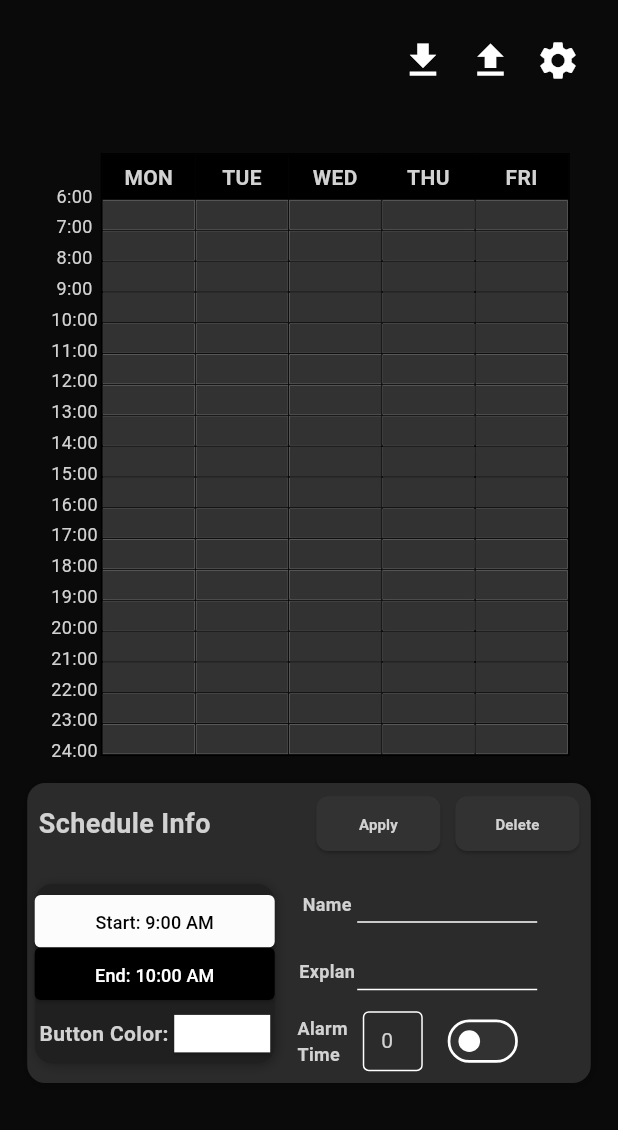
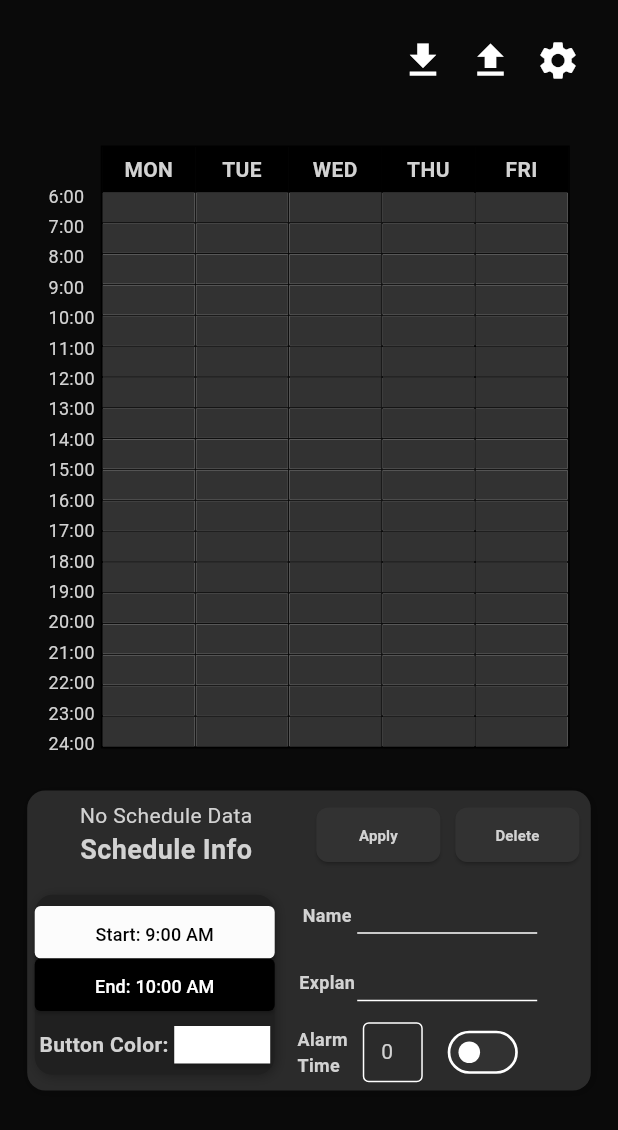
Before and after one commit to vrowdice/Flutter_Weekycal, a Flutter app: the screen it shows after launch, on a phone screen of 412 x 824 dp. Shown: the top 1130 px of the screen. Run offline on Flutter 3.47's test engine with Material 3 defaults, Android fonts, the phone set to English and light mode, and no system bars; our stand-ins replace flutter_colorpicker, flutter_local_notifications, fluttertoast, permission_handler, shared_preferences, timezone; missing offline and left inert: home_widget; statements that could not run were skipped.

Commit message:
timeText patch

```diff
--- a/lib/main.dart
+++ b/lib/main.dart
@@ -283,17 +283,20 @@ void applyNowSchedule(BuildContext context) {
 
   // Function to check if the time overlaps with existing schedules
   bool isTimeOverlap(int scheduleStart, int scheduleEnd) {
-    return (scheduleStart < startTimeInMinutes && scheduleEnd > startTimeInMinutes) ||
+    return (scheduleStart < startTimeInMinutes &&
+            scheduleEnd > startTimeInMinutes) ||
         (scheduleStart < endTimeInMinutes && scheduleEnd > endTimeInMinutes);
   }
 
   // Check for time overlaps in the existing schedule data
   for (var schedule in scheduleDataList[nowWeekIndex].scheduleInfo) {
-    if (schedule == scheduleDataList[nowWeekIndex].scheduleInfo[nowScheduleIndex]) {
+    if (schedule ==
+        scheduleDataList[nowWeekIndex].scheduleInfo[nowScheduleIndex]) {
       continue;
     }
     if (isTimeOverlap(schedule.startTime, schedule.endTime)) {
-      showWarningDialog(context, "The time overlaps with an existing schedule.");
+      showWarningDialog(
+          context, "The time overlaps with an existing schedule.");
       return;
     }
   }
@@ -388,7 +391,7 @@ class _MainAppState extends State<MainApp> {
       theme: ThemeData(
         brightness: Brightness.dark,
         scaffoldBackgroundColor: const Color.fromARGB(255, 10, 10, 10),
-        primaryColor: Color.fromARGB(255, 210, 210, 210),
+        primaryColor: const Color.fromARGB(255, 210, 210, 210),
         colorScheme: const ColorScheme.dark(
           primary: Color.fromARGB(255, 210, 210, 210),
           secondary: Color.fromARGB(255, 210, 210, 210),
@@ -452,14 +455,14 @@ class _MainScheduleColumnState extends State<MainScheduleColumn> {
           children: [
             SizedBox(
               width: weekTimeSizeX - 35,
-              height: weekContainerSizeY + 20,
+              height: weekContainerSizeY + 30,
               child: Column(
                 children: [
                   SizedBox(
                     width: weekTimeSizeX,
-                    height: weekInfoSizeY - 10,
+                    height: weekInfoSizeY - 5,
                   ),
-                  for (int i = minTime; i < maxTime + 1; i++) TimeText(index: i)
+                  TimeList()
                 ],
               ),
             ),
@@ -515,22 +518,33 @@ class _MainScheduleColumnState extends State<MainScheduleColumn> {
   }
 }
 
-//time text ui
-class TimeText extends StatelessWidget {
-  final int index;
-  const TimeText({super.key, required, required this.index});
-
+class TimeList extends StatelessWidget {
   @override
   Widget build(BuildContext context) {
+    int timeCount = maxTime - minTime + 1;
+    double itemHeight = 15;
+
     return SizedBox(
-      height: (weekContainerSizeY - 41) / (maxTime - minTime) + 0.6,
-      child: Text(
-        '${index.toString()}:00',
-        style: TextStyle(fontSize: 12.0),
+      height: weekContainerSizeY - 20,
+      child: Column(
+        mainAxisAlignment: MainAxisAlignment.spaceBetween,
+        children: List.generate(timeCount, (index) {
+          return SizedBox(
+            height: itemHeight,
+            child: Align(
+              alignment: Alignment.topLeft,
+              child: Text(
+                '${minTime + index}:00',
+                style: TextStyle(fontSize: 12.0),
+              ),
+            ),
+          );
+        }),
       ),
     );
   }
 }
+
 
 //show week state block
 //no any function without show week
--- a/lib/mainWidget/ScheduleInfoContainer.dart
+++ b/lib/mainWidget/ScheduleInfoContainer.dart
@@ -4,6 +4,7 @@ import 'package:flutter_colorpicker/flutter_colorpicker.dart';
 
 import 'package:weekycal/main.dart';
 import 'package:weekycal/popup.dart';
+import 'package:weekycal/saveData.dart';
 
 class ScheduleInfoContainer extends StatelessWidget {
   const ScheduleInfoContainer({super.key});
@@ -82,6 +83,17 @@ class ContainerTitleText extends StatefulWidget {
 }
 
 class _ContainerTitleTextState extends State<ContainerTitleText> {
+  String _getScheduleInfo() {
+    if (widget.isNewScheduleNotifier.value) return 'New Schedule Info';
+
+    if (nowWeekIndex < 0) {
+      return 'No Schedule Data';
+    } else {
+      print(nowScheduleIndex.toString() + " " + nowWeekIndex.toString());
+      return scheduleDataList[nowWeekIndex].scheduleInfo[nowScheduleIndex].name;
+    }
+  }
+
   @override
   Widget build(BuildContext context) {
     return ValueListenableBuilder<bool>(
@@ -89,12 +101,28 @@ class _ContainerTitleTextState extends State<ContainerTitleText> {
       builder: (context, isNewSchedule, child) {
         return SizedBox(
           width: 170,
-          child: Text(
-            isNewSchedule ? "New Schedule Info" : "Schedule Info",
-            style: const TextStyle(
-              fontWeight: FontWeight.bold,
-              fontSize: 18.0,
-            ),
+          child: Column(
+            children: [
+              if (isNewSchedule) ...[
+                const SizedBox(height: 20),
+                const Text(
+                  "New Schedule Info",
+                  style: TextStyle(
+                    fontWeight: FontWeight.bold,
+                    fontSize: 18.0,
+                  ),
+                ),
+              ] else ...[
+                Text(_getScheduleInfo()),
+                const Text(
+                  "Schedule Info",
+                  style: TextStyle(
+                    fontWeight: FontWeight.bold,
+                    fontSize: 18.0,
+                  ),
+                ),
+              ],
+            ],
           ),
         );
       },
@@ -128,7 +156,8 @@ class _ScheduleInfoTextFieldState extends State<ScheduleInfoTextField> {
     }
 
     // textFieldControllers controller will be used
-    TextEditingController controller = scheduleSetTextFieldControllers[widget.index];
+    TextEditingController controller =
+        scheduleSetTextFieldControllers[widget.index];
 
     return Padding(
       padding: const EdgeInsets.all(10),
@@ -174,8 +203,10 @@ class TimePickerColum extends StatefulWidget {
 }
 
 class _TimePickerColumState extends State<TimePickerColum> {
-  Color startTimeButtonColor = const Color.fromARGB(255, 252, 252, 252); // Start time button color
-  Color endTimeButtonColor = const Color.fromARGB(255, 0, 0, 0); // End time button color
+  Color startTimeButtonColor =
+      const Color.fromARGB(255, 252, 252, 252); // Start time button color
+  Color endTimeButtonColor =
+      const Color.fromARGB(255, 0, 0, 0); // End time button color
 
   @override
   Widget build(BuildContext context) {
@@ -414,8 +445,7 @@ class AlarmToggle extends StatefulWidget {
 }
 
 class _AlarmToggleState extends State<AlarmToggle> {
-  final TextEditingController _timeController =
-      alarmTimeTextFieldControllers;
+  final TextEditingController _timeController = alarmTimeTextFieldControllers;
 
   @override
   Widget build(BuildContext context) {
@@ -466,7 +496,6 @@ class _AlarmToggleState extends State<AlarmToggle> {
   }
 }
 
-
 // Color Picker Dialog widget
 class ColorPickerDialog extends StatelessWidget {
   final Color initialColor;
```
Also changed, not shown: 12 other files.
